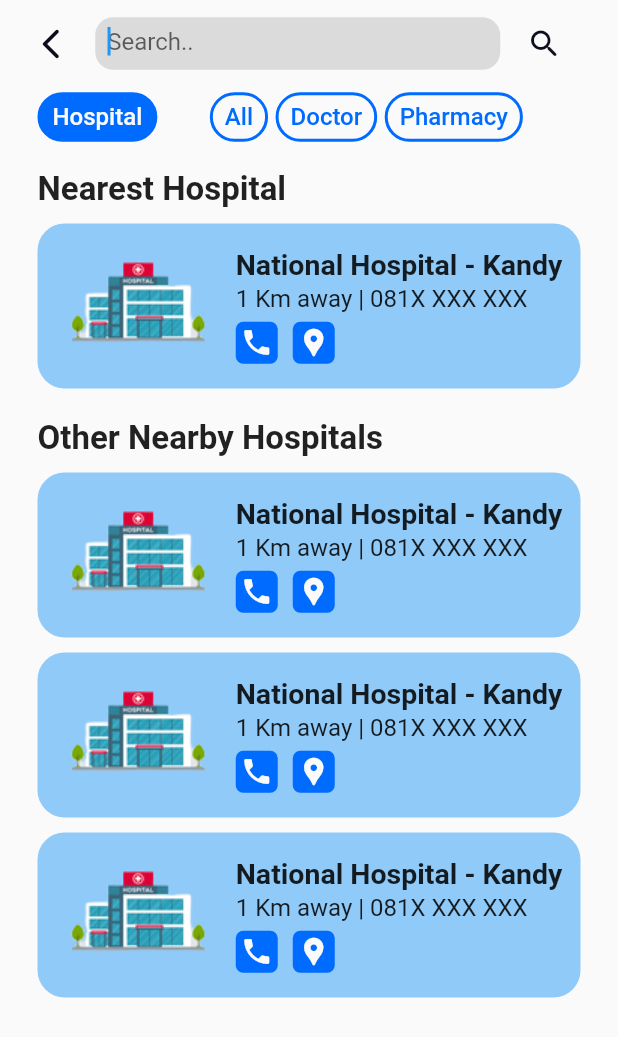
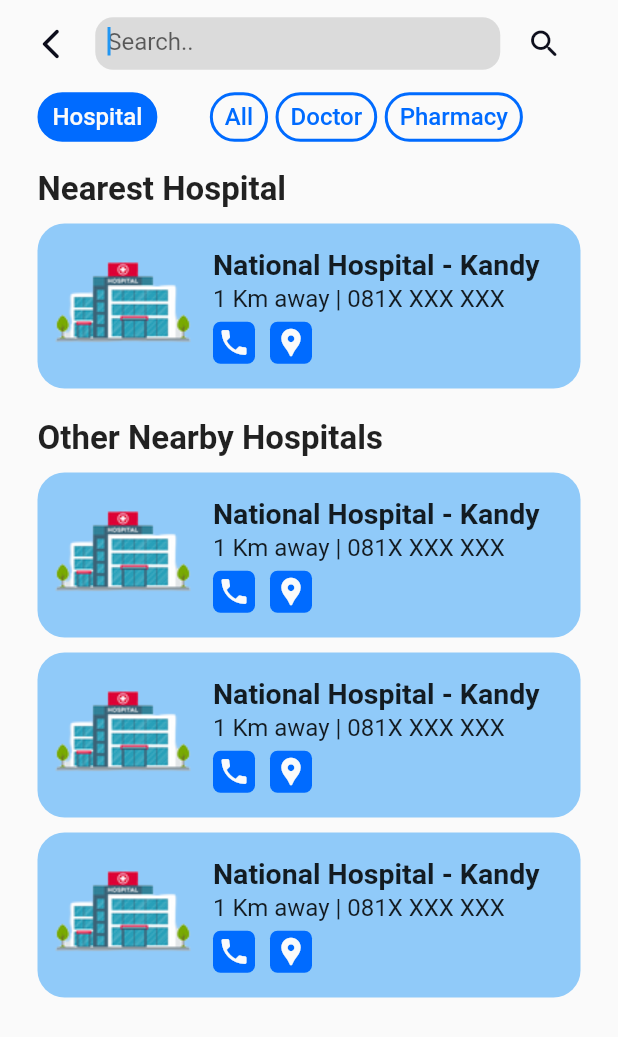
Before and after one commit to Care-X/carex, a Flutter app: the SearchPage screen opened directly, on a phone screen of 412 x 824 dp. Shown: the top 1037 px of the screen. Run offline on Flutter 3.47's test engine with Material 2 defaults, Android fonts, the phone set to English and light mode, and no system bars; our stand-ins replace font_awesome_flutter.

Commit message:
Add expanded widget

```diff
--- a/lib/screens/search_page.dart
+++ b/lib/screens/search_page.dart
@@ -188,7 +188,7 @@ class SearchPage extends StatelessWidget {
                             mainAxisAlignment: MainAxisAlignment.center,
                             children: [
                               Container(
-                                padding: const EdgeInsets.only(left: 10),
+                                padding: const EdgeInsets.only(left: 2),
                                 child: const Image(
                                   height: 110,
                                   image: AssetImage(
@@ -197,10 +197,12 @@ class SearchPage extends StatelessWidget {
                                   fit: BoxFit.scaleDown,
                                 ),
                               ),
-                              Container(
-                                padding: const EdgeInsets.all(10),
+                              Expanded(
+                                child: Container(
+                                  padding: const EdgeInsets.all(5),
                                   child: Column(
-                                  crossAxisAlignment: CrossAxisAlignment.start,
+                                    crossAxisAlignment:
+                                        CrossAxisAlignment.start,
                                     mainAxisAlignment:
                                         MainAxisAlignment.spaceBetween,
                                     children: [
@@ -232,7 +234,8 @@ class SearchPage extends StatelessWidget {
                                                 MainAxisAlignment.start,
                                             children: [
                                               Container(
-                                              padding: const EdgeInsets.all(3),
+                                                padding:
+                                                    const EdgeInsets.all(3),
                                                 decoration: BoxDecoration(
                                                   borderRadius:
                                                       BorderRadius.circular(5),
@@ -248,7 +251,8 @@ class SearchPage extends StatelessWidget {
                                                 width: 10,
                                               ),
                                               Container(
-                                              padding: const EdgeInsets.all(3),
+                                                padding:
+                                                    const EdgeInsets.all(3),
                                                 decoration: BoxDecoration(
                                                   borderRadius:
                                                       BorderRadius.circular(5),
@@ -265,6 +269,7 @@ class SearchPage extends StatelessWidget {
                                         ],
                                       ),
                                     ],
+                                  ),
                                 ),
                               ),
                             ],
@@ -292,7 +297,7 @@ class SearchPage extends StatelessWidget {
                             mainAxisAlignment: MainAxisAlignment.center,
                             children: [
                               Container(
-                                padding: const EdgeInsets.only(left: 10),
+                                padding: const EdgeInsets.only(left: 2),
                                 child: const Image(
                                   height: 110,
                                   image: AssetImage(
@@ -301,10 +306,12 @@ class SearchPage extends StatelessWidget {
                                   fit: BoxFit.scaleDown,
                                 ),
                               ),
-                              Container(
-                                padding: const EdgeInsets.all(10),
+                              Expanded(
+                                child: Container(
+                                  padding: const EdgeInsets.all(5),
                                   child: Column(
-                                  crossAxisAlignment: CrossAxisAlignment.start,
+                                    crossAxisAlignment:
+                                        CrossAxisAlignment.start,
                                     mainAxisAlignment:
                                         MainAxisAlignment.spaceBetween,
                                     children: [
@@ -336,7 +343,8 @@ class SearchPage extends StatelessWidget {
                                                 MainAxisAlignment.start,
                                             children: [
                                               Container(
-                                              padding: const EdgeInsets.all(3),
+                                                padding:
+                                                    const EdgeInsets.all(3),
                                                 decoration: BoxDecoration(
                                                   borderRadius:
                                                       BorderRadius.circular(5),
@@ -352,7 +360,8 @@ class SearchPage extends StatelessWidget {
                                                 width: 10,
                                               ),
                                               Container(
-                                              padding: const EdgeInsets.all(3),
+                                                padding:
+                                                    const EdgeInsets.all(3),
                                                 decoration: BoxDecoration(
                                                   borderRadius:
                                                       BorderRadius.circular(5),
@@ -371,6 +380,7 @@ class SearchPage extends StatelessWidget {
                                     ],
                                   ),
                                 ),
+                              ),
                             ],
                           ),
                         ),
@@ -386,7 +396,7 @@ class SearchPage extends StatelessWidget {
                             mainAxisAlignment: MainAxisAlignment.center,
                             children: [
                               Container(
-                                padding: const EdgeInsets.only(left: 10),
+                                padding: const EdgeInsets.only(left: 2),
                                 child: const Image(
                                   height: 110,
                                   image: AssetImage(
@@ -395,10 +405,12 @@ class SearchPage extends StatelessWidget {
                                   fit: BoxFit.scaleDown,
                                 ),
                               ),
-                              Container(
-                                padding: const EdgeInsets.all(10),
+                              Expanded(
+                                child: Container(
+                                  padding: const EdgeInsets.all(5),
                                   child: Column(
-                                  crossAxisAlignment: CrossAxisAlignment.start,
+                                    crossAxisAlignment:
+                                        CrossAxisAlignment.start,
                                     mainAxisAlignment:
                                         MainAxisAlignment.spaceBetween,
                                     children: [
@@ -430,7 +442,8 @@ class SearchPage extends StatelessWidget {
                                                 MainAxisAlignment.start,
                                             children: [
                                               Container(
-                                              padding: const EdgeInsets.all(3),
+                                                padding:
+                                                    const EdgeInsets.all(3),
                                                 decoration: BoxDecoration(
                                                   borderRadius:
                                                       BorderRadius.circular(5),
@@ -446,7 +459,8 @@ class SearchPage extends StatelessWidget {
                                                 width: 10,
                                               ),
                                               Container(
-                                              padding: const EdgeInsets.all(3),
+                                                padding:
+                                                    const EdgeInsets.all(3),
                                                 decoration: BoxDecoration(
                                                   borderRadius:
                                                       BorderRadius.circular(5),
@@ -465,6 +479,7 @@ class SearchPage extends StatelessWidget {
                                     ],
                                   ),
                                 ),
+                              ),
                             ],
                           ),
                         ),
@@ -480,7 +495,7 @@ class SearchPage extends StatelessWidget {
                             mainAxisAlignment: MainAxisAlignment.center,
                             children: [
                               Container(
-                                padding: const EdgeInsets.only(left: 10),
+                                padding: const EdgeInsets.only(left: 2),
                                 child: const Image(
                                   height: 110,
                                   image: AssetImage(
@@ -489,10 +504,12 @@ class SearchPage extends StatelessWidget {
                                   fit: BoxFit.scaleDown,
                                 ),
                               ),
-                              Container(
-                                padding: const EdgeInsets.all(10),
+                              Expanded(
+                                child: Container(
+                                  padding: const EdgeInsets.all(5),
                                   child: Column(
-                                  crossAxisAlignment: CrossAxisAlignment.start,
+                                    crossAxisAlignment:
+                                        CrossAxisAlignment.start,
                                     mainAxisAlignment:
                                         MainAxisAlignment.spaceBetween,
                                     children: [
@@ -524,7 +541,8 @@ class SearchPage extends StatelessWidget {
                                                 MainAxisAlignment.start,
                                             children: [
                                               Container(
-                                              padding: const EdgeInsets.all(3),
+                                                padding:
+                                                    const EdgeInsets.all(3),
                                                 decoration: BoxDecoration(
                                                   borderRadius:
                                                       BorderRadius.circular(5),
@@ -540,7 +558,8 @@ class SearchPage extends StatelessWidget {
                                                 width: 10,
                                               ),
                                               Container(
-                                              padding: const EdgeInsets.all(3),
+                                                padding:
+                                                    const EdgeInsets.all(3),
                                                 decoration: BoxDecoration(
                                                   borderRadius:
                                                       BorderRadius.circular(5),
@@ -557,6 +576,7 @@ class SearchPage extends StatelessWidget {
                                         ],
                                       ),
                                     ],
+                                  ),
                                 ),
                               ),
                             ],
```
Lines whose indentation alone changed are shown as unchanged.
